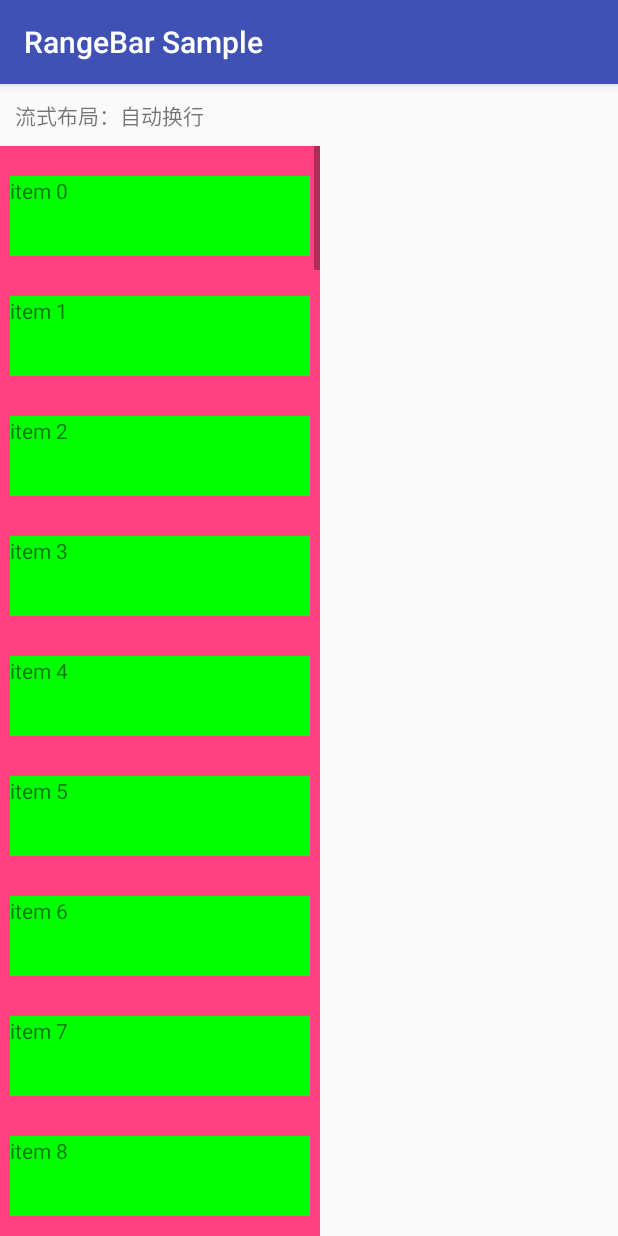
After one commit to wwwtete/AndroidSamples, an Android app: the FlowLayoutActivity screen opened directly, with no data from a screen before it, on a phone screen of 412 x 824 dp. The commit adds this screen. Run offline under Robolectric (Android 15) with nearby library versions, the phone set to English and light mode, and no system bars; our stand-ins replace ButterKnife; libraries missing offline, so code that uses them is left out: com.exlogcat; 1 statement that could not run was skipped.

Commit message:
“增加Flowlayout（流式布局）

```diff
--- a/app/src/main/AndroidManifest.xml
+++ b/app/src/main/AndroidManifest.xml
@@ -51,6 +51,8 @@
         </activity>
         <activity android:name=".density.HomeDensityActivity">
         </activity>
+        <activity android:name=".flowlayout.FlowLayoutActivity">
+        </activity>
     </application>
 
 </manifest>
--- a/app/src/main/java/com/wangw/samples/MainActivity.java
+++ b/app/src/main/java/com/wangw/samples/MainActivity.java
@@ -11,6 +11,7 @@ import com.wangw.samples.comm.SamplesAdapter;
 import com.wangw.samples.comm.SamplesModel;
 import com.wangw.samples.density.HomeDensityActivity;
 import com.wangw.samples.exoplayer.HomeExoPlayerActivity;
+import com.wangw.samples.flowlayout.FlowLayoutActivity;
 import com.wangw.samples.materialrangebar.HomeMaterialrangebarActivity;
 import com.wangw.samples.pinnedheaderListview.HomeHeaderListViewActivity;
 import com.wangw.samples.popupwindow.HomePopupWindowActivity;
@@ -46,6 +47,7 @@ public class MainActivity extends BaseActivity implements RecyclerViewAdapter.On
         addSample(HomeHeaderListViewActivity.class);
         addSample(HomeMaterialrangebarActivity.class);
         addSample(HomeDensityActivity.class);
+        addSample(FlowLayoutActivity.class);
 
     }
 
--- /dev/null
+++ b/app/src/main/java/com/wangw/samples/flowlayout/FlowLayoutActivity.java
@@ -0,0 +1,57 @@
+package com.wangw.samples.flowlayout;
+
+import android.graphics.Color;
+import android.os.Bundle;
+import android.view.Gravity;
+import android.view.View;
+import android.view.ViewGroup;
+import android.widget.TextView;
+
+import com.wangw.samples.BaseActivity;
+import com.wangw.samples.R;
+import com.wangw.samples.flowlayout.view.FlowLayout;
+import com.wangw.samples.materialrangebar.colorpicker.Utils;
+
+import butterknife.Bind;
+import butterknife.ButterKnife;
+
+public class FlowLayoutActivity extends BaseActivity {
+
+    @Bind(R.id.tv_info)
+    TextView mTvInfo;
+    @Bind(R.id.flow_layout)
+    FlowLayout mFlowLayout;
+
+    @Override
+    protected void onCreate(Bundle savedInstanceState) {
+        super.onCreate(savedInstanceState);
+        setContentView(R.layout.activity_flow_layout);
+        ButterKnife.bind(this);
+        onInitView();
+    }
+
+    private void onInitView() {
+        mTvInfo.setText("流式布局：自动换行");
+        for (int i=0;i<80;i++){
+            mFlowLayout.addView(onCreateItem("item "+i));
+        }
+    }
+
+
+    private View onCreateItem(String text){
+        TextView view = new TextView(this);
+        view.setText(text);
+        ViewGroup.MarginLayoutParams params = new ViewGroup.MarginLayoutParams(300,80);//ViewGroup.MarginLayoutParams.WRAP_CONTENT,ViewGroup.MarginLayoutParams.WRAP_CONTENT);
+        params.topMargin = 30;
+        params.bottomMargin = 10;
+        params.leftMargin = params.rightMargin = 10;
+        view.setLayoutParams(params);
+        view.setBackgroundColor(Color.GREEN);
+        return view;
+    }
+
+    @Override
+    public String getSampleName() {
+        return "流式布局样例(自动换行)";
+    }
+}
--- /dev/null
+++ b/app/src/main/java/com/wangw/samples/flowlayout/view/FlowLayout.java
@@ -0,0 +1,160 @@
+package com.wangw.samples.flowlayout.view;
+
+import android.content.Context;
+import android.util.AttributeSet;
+import android.view.View;
+import android.view.ViewGroup;
+
+import java.util.ArrayList;
+import java.util.List;
+
+/**
+ * 流式布局：自动换行布局
+ * Created by wangw on 2016/8/15.
+ */
+public class FlowLayout extends ViewGroup {
+
+    private List<List<View>> mAllRows = new ArrayList<>();
+    private List<Integer> mRowHeight = new ArrayList<>();
+
+    public FlowLayout(Context context) {
+        super(context);
+    }
+
+    public FlowLayout(Context context, AttributeSet attrs) {
+        super(context, attrs);
+    }
+
+    public FlowLayout(Context context, AttributeSet attrs, int defStyleAttr) {
+        super(context, attrs, defStyleAttr);
+    }
+
+    @Override
+    protected void onMeasure(int widthMeasureSpec, int heightMeasureSpec) {
+//        super.onMeasure(widthMeasureSpec, heightMeasureSpec);
+
+        //算出父控件传入的宽高和测量模式
+        int sizeWidth = MeasureSpec.getSize(widthMeasureSpec);
+        int modeWidth = MeasureSpec.getMode(widthMeasureSpec);
+        int sizeHeight = MeasureSpec.getSize(heightMeasureSpec);
+        int modeHeight = MeasureSpec.getMode(heightMeasureSpec);
+
+        //如果当前ViewGroup的宽高是wrap_content的情况
+        int width = 0;
+        int height = 0;
+        //记录每一行的宽高
+        int lineWidth =0;
+        int lineHeight = 0;
+
+        //遍历子View
+        int childCount = getChildCount();
+        for (int i =0;i<childCount;i++){
+            View child = getChildAt(i);
+            //测量子View的宽高
+            measureChild(child,widthMeasureSpec,heightMeasureSpec);
+            //得到子View的LayoutParams;
+            MarginLayoutParams lp = (MarginLayoutParams) child.getLayoutParams();
+            //子View的宽高
+            int childWidth = child.getMeasuredWidth() + lp.leftMargin + lp.rightMargin;
+            int childHeight = child.getMeasuredHeight() + lp.topMargin + lp.bottomMargin;
+
+            //换行情况
+            if(childWidth + lineWidth > sizeWidth){
+                //得到最大的宽度
+                width = Math.max(width,lineWidth);
+                //重置LineWidth
+                lineWidth = childWidth;
+                //记录行总高
+                height += lineHeight;
+                lineHeight = childHeight;
+            }else { //不需要换行
+                //叠加宽
+                lineWidth += childWidth;
+                //记录行最高值
+                lineHeight = Math.max(lineHeight,childHeight);
+            }
+            //处理最后一个子View
+            if(i == childCount-1){
+                width = Math.max(width,lineWidth);
+                height += lineHeight;
+            }
+        }
+
+        //真正设置宽高
+        setMeasuredDimension( modeWidth == MeasureSpec.EXACTLY ? sizeWidth : width,
+                modeHeight == MeasureSpec.EXACTLY ? sizeHeight : height);
+    }
+
+    @Override
+    protected void onLayout(boolean changed, int l, int t, int r, int b) {
+
+        mAllRows.clear();
+        mRowHeight.clear();
+        //获取View宽
+        int width = getWidth();
+
+        //每行的宽高
+        int lineWidth = 0;
+        int rowHeight = 0;
+
+        int childCount = getChildCount();
+        List<View> rowViews = new ArrayList<>();
+        for (int i=0;i<childCount;i++){
+            View view = getChildAt(i);
+            int childWidth = view.getMeasuredWidth();
+            int childHeight = view.getMeasuredHeight();
+            MarginLayoutParams lp = (MarginLayoutParams) view.getLayoutParams();
+            if(lineWidth + childWidth + lp.leftMargin+lp.rightMargin > width){
+                //记录行高
+                mRowHeight.add(rowHeight);
+                //记录当前行
+                mAllRows.add(rowViews);
+                //重置行高
+                rowHeight = childHeight + lp.topMargin + lp.bottomMargin;
+                lineWidth = 0;
+                //重置LinViews集合
+                rowViews = new ArrayList<>();
+            }
+            lineWidth += childWidth + lp.leftMargin + lp.rightMargin;
+            rowHeight = Math.max(rowHeight,childHeight+lp.topMargin+lp.bottomMargin);
+            rowViews.add(view);
+        }
+        //处理最后一行
+        mRowHeight.add(rowHeight);
+        mAllRows.add(rowViews);
+
+        //设置子View位置
+        int left =0;
+        int top = 0;
+        int rowCount = mAllRows.size();
+        for (int i = 0;i<rowCount;i++){
+            rowViews = mAllRows.get(i);
+            rowHeight = mRowHeight.get(i);
+            for (View view:rowViews){
+                if(view.getVisibility() == GONE){
+                    continue;
+                }
+                MarginLayoutParams lp = (MarginLayoutParams) view.getLayoutParams();
+                int cLeft = left + lp.leftMargin;
+                int cRight = cLeft + view.getMeasuredWidth();
+                int cTop = top + lp.topMargin;
+                int cBottom = cTop + view.getMeasuredHeight();
+                view.layout(cLeft,cTop,cRight,cBottom);
+                left += view.getMeasuredWidth() + lp.leftMargin + lp.rightMargin;
+            }
+            left = 0;
+            top += rowHeight;
+        }
+    }
+
+
+    @Override
+    public LayoutParams generateLayoutParams(AttributeSet attrs) {
+        return new MarginLayoutParams(getContext(),attrs);
+    }
+
+    @Override
+    protected LayoutParams generateDefaultLayoutParams() {
+        return new MarginLayoutParams(LayoutParams.WRAP_CONTENT,LayoutParams.WRAP_CONTENT);
+    }
+}
--- /dev/null
+++ b/app/src/main/res/layout/activity_flow_layout.xml
@@ -0,0 +1,30 @@
+<?xml version="1.0" encoding="utf-8"?>
+<LinearLayout
+    xmlns:android="http://schemas.android.com/apk/res/android"
+    xmlns:tools="http://schemas.android.com/tools"
+    android:id="@+id/activity_flow_layout"
+    android:orientation="vertical"
+    android:layout_width="match_parent"
+    android:layout_height="match_parent"
+    tools:context="com.wangw.samples.flowlayout.FlowLayoutActivity">
+
+    <TextView
+        android:id="@+id/tv_info"
+        android:layout_width="wrap_content"
+        android:layout_height="wrap_content"
+        android:layout_margin="10dp"
+        android:text="flowLayout"/>
+
+    <ScrollView
+        android:layout_width="wrap_content"
+        android:layout_height="wrap_content">
+    <com.wangw.samples.flowlayout.view.FlowLayout
+        android:id="@+id/flow_layout"
+        android:layout_width="wrap_content"
+        android:layout_height="wrap_content"
+        android:background="@color/colorAccent"/>
+    </ScrollView>
+
+
+
+</LinearLayout>
```
Also changed, not shown: 4 other files.
